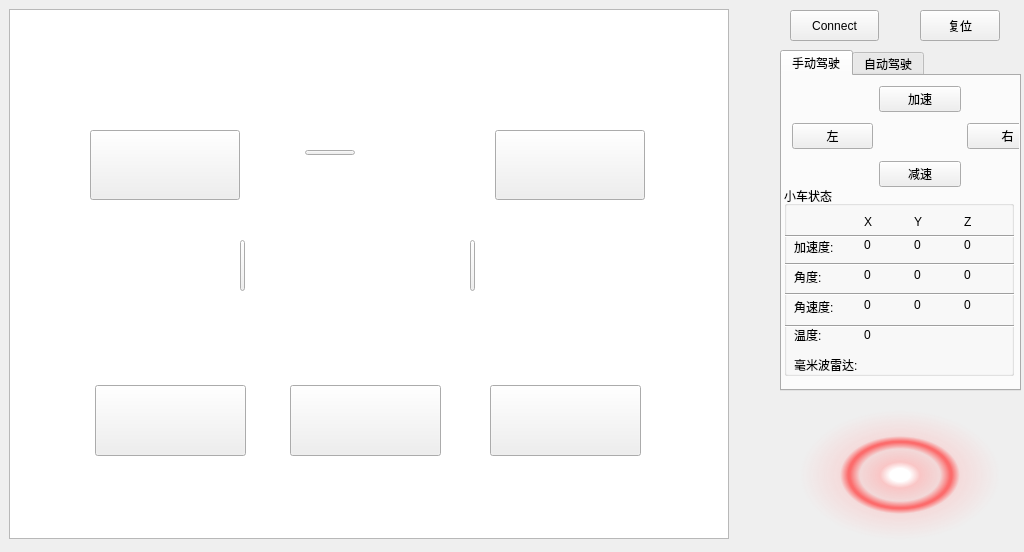
First picture: the form in AICarDemo/aicardemo.ui, repository qq936859639/test2, before the edit.
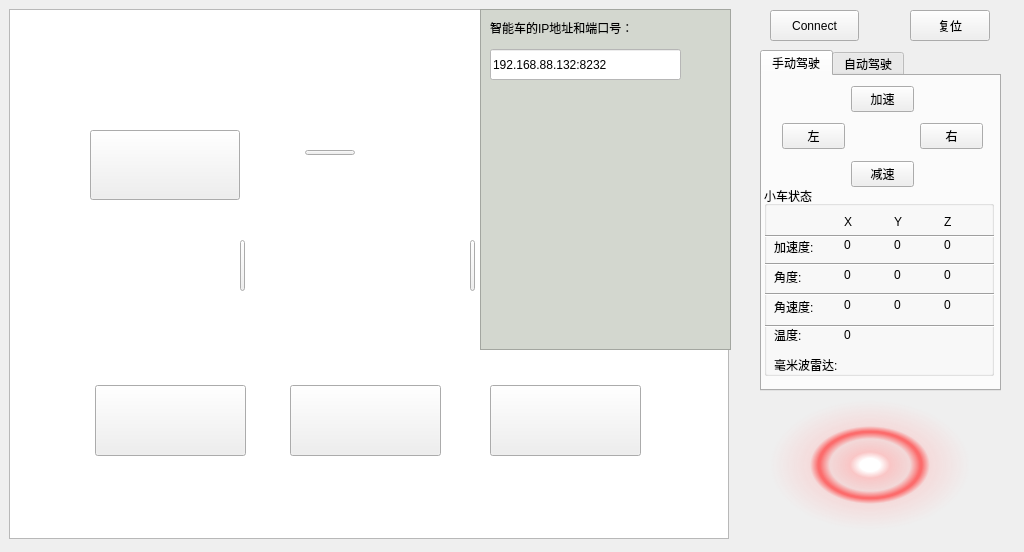
Second picture: the form after the edit. The open tabs and pages were chosen to show the change. Icons and pictures are not drawn.

Patch:
```diff
--- a/AICarDemo/aicardemo.ui
+++ b/AICarDemo/aicardemo.ui
@@ -38,7 +38,7 @@
   <widget class="QPushButton" name="connect">
    <property name="geometry">
     <rect>
-     <x>790</x>
+     <x>770</x>
      <y>10</y>
      <width>89</width>
      <height>31</height>
@@ -51,7 +51,7 @@
   <widget class="QPushButton" name="Car_reset">
    <property name="geometry">
     <rect>
-     <x>920</x>
+     <x>910</x>
      <y>10</y>
      <width>80</width>
      <height>31</height>
@@ -64,8 +64,8 @@
   <widget class="QLabel" name="Car_videoDisplay">
    <property name="geometry">
     <rect>
-     <x>800</x>
-     <y>410</y>
+     <x>770</x>
+     <y>400</y>
      <width>200</width>
      <height>130</height>
     </rect>
@@ -80,7 +80,7 @@
   <widget class="QTabWidget" name="tabWidget">
    <property name="geometry">
     <rect>
-     <x>780</x>
+     <x>760</x>
      <y>50</y>
      <width>241</width>
      <height>341</height>
@@ -126,9 +126,9 @@
     <widget class="QWidget" name="horizontalLayoutWidget">
      <property name="geometry">
       <rect>
-       <x>10</x>
+       <x>20</x>
        <y>10</y>
-       <width>256</width>
+       <width>201</width>
        <height>101</height>
       </rect>
      </property>
@@ -973,6 +973,54 @@
     <string/>
    </property>
   </widget>
+  <widget class="QFrame" name="frame">
+   <property name="geometry">
+    <rect>
+     <x>480</x>
+     <y>9</y>
+     <width>251</width>
+     <height>341</height>
+    </rect>
+   </property>
+   <property name="styleSheet">
+    <string notr="true">background-color: rgb(211, 215, 207);</string>
+   </property>
+   <property name="frameShape">
+    <enum>QFrame::StyledPanel</enum>
+   </property>
+   <property name="frameShadow">
+    <enum>QFrame::Raised</enum>
+   </property>
+   <widget class="QLabel" name="label">
+    <property name="geometry">
+     <rect>
+      <x>10</x>
+      <y>10</y>
+      <width>171</width>
+      <height>17</height>
+     </rect>
+    </property>
+    <property name="text">
+     <string>智能车的IP地址和端口号：</string>
+    </property>
+   </widget>
+   <widget class="QLineEdit" name="lineEdit">
+    <property name="geometry">
+     <rect>
+      <x>10</x>
+      <y>40</y>
+      <width>191</width>
+      <height>31</height>
+     </rect>
+    </property>
+    <property name="styleSheet">
+     <string notr="true">background-color: rgb(255, 255, 255);</string>
+    </property>
+    <property name="text">
+     <string>192.168.88.132:8232</string>
+    </property>
+   </widget>
+  </widget>
  </widget>
  <resources/>
  <connections/>
```
